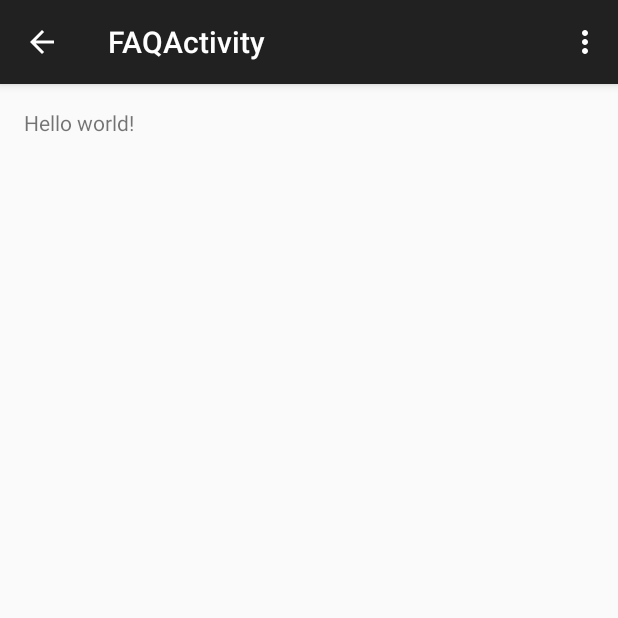
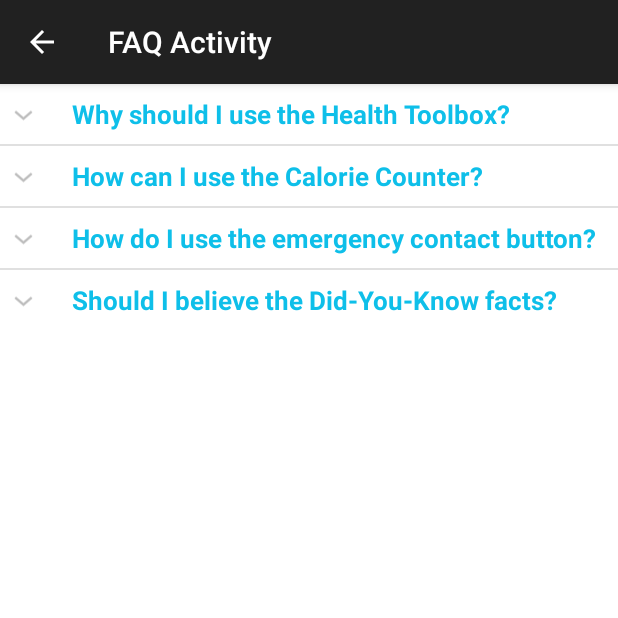
Before and after one commit to MadReza/ETSChallenge, an Android app: the FAQActivity screen opened directly, with no data from a screen before it, on a phone screen of 412 x 824 dp, the top half of it. Run offline under Robolectric (Android 15) with nearby library versions, the light colour scheme and no system bars.

Commit message:
Added FAQ ui and populated it

```diff
--- a/APP/app/src/main/java/scs/resistors/firstresponder/FAQActivity.java
+++ b/APP/app/src/main/java/scs/resistors/firstresponder/FAQActivity.java
@@ -1,39 +1,170 @@
 package scs.resistors.firstresponder;
 
+import android.content.Context;
+import android.graphics.Typeface;
+import android.os.Bundle;
 import android.support.v7.app.ActionBarActivity;
-import android.os.Bundle;
-import android.view.Menu;
-import android.view.MenuItem;
+import android.view.LayoutInflater;
+import android.view.View;
+import android.view.ViewGroup;
+import android.widget.BaseExpandableListAdapter;
+import android.widget.ExpandableListView;
+import android.widget.TextView;
+
+import java.util.ArrayList;
+import java.util.HashMap;
+import java.util.List;
 
 
 public class FAQActivity extends ActionBarActivity {
+
+
+    ExpandableListAdapter listAdapter;
+    ExpandableListView expListView;
+    List<String> listDataHeader;
+    HashMap<String, List<String>> listDataChild;
 
     @Override
     protected void onCreate(Bundle savedInstanceState) {
         super.onCreate(savedInstanceState);
         setContentView(R.layout.activity_faq);
+
+        // get the listview
+        expListView = (ExpandableListView) findViewById(R.id.expandableListViewFAQ);
+
+        // preparing list data
+        prepareListData();
+
+        listAdapter = new ExpandableListAdapter(this, listDataHeader, listDataChild);
+
+        // setting list adapter
+        expListView.setAdapter(listAdapter);
+
     }
 
+    /*
+    * Preparing the list data
+    */
+    private void prepareListData() {
+        listDataHeader = new ArrayList<String>();
+        listDataChild = new HashMap<String, List<String>>();
 
-    @Override
-    public boolean onCreateOptionsMenu(Menu menu) {
-        // Inflate the menu; this adds items to the action bar if it is present.
-        getMenuInflater().inflate(R.menu.menu_faq, menu);
-        return true;
+        // Adding child data
+        listDataHeader.add("Why should I use the Health Toolbox?");
+        listDataHeader.add("How can I use the Calorie Counter?");
+        listDataHeader.add("How do I use the emergency contact button?");
+        listDataHeader.add("Should I believe the Did-You-Know facts?");
+
+        // Adding child data
+        List<String> list1 = new ArrayList<String>();
+        list1.add("So that in the event of an emergency you have a quick and reliable way or notifying loved ones as well as authorities of your GPS location.");
+
+        List<String> list2 = new ArrayList<String>();
+        list2.add("The Calorie Counter keeps track of the number of calories you burn doing numerous exercises and activities during the day, based on your own personal data.");
+
+        List<String> list3 = new ArrayList<String>();
+        list3.add("After setting up your emergency contacts, you will be able to probably notify loved ones of your location in the event of an emergency. You will also be able to easily and quickly give emergency services important health information about you such as allergies and medication you are currently on.");
+
+        List<String> list4 = new ArrayList<String>();
+        list4.add("Probably not.");
+
+        listDataChild.put(listDataHeader.get(0), list1); // Header, Child data
+        listDataChild.put(listDataHeader.get(1), list2);
+        listDataChild.put(listDataHeader.get(2), list3);
+        listDataChild.put(listDataHeader.get(3), list4);
     }
 
-    @Override
-    public boolean onOptionsItemSelected(MenuItem item) {
-        // Handle action bar item clicks here. The action bar will
-        // automatically handle clicks on the Home/Up button, so long
-        // as you specify a parent activity in AndroidManifest.xml.
-        int id = item.getItemId();
+    private class ExpandableListAdapter extends BaseExpandableListAdapter {
 
-        //noinspection SimplifiableIfStatement
-        if (id == R.id.action_settings) {
+        private Context _context;
+        private List<String> _listDataHeader; // header titles
+        // child data in format of header title, child title
+        private HashMap<String, List<String>> _listDataChild;
+
+        public ExpandableListAdapter(Context context, List<String> listDataHeader,
+                                     HashMap<String, List<String>> listChildData) {
+            this._context = context;
+            this._listDataHeader = listDataHeader;
+            this._listDataChild = listChildData;
+        }
+
+        @Override
+        public Object getChild(int groupPosition, int childPosititon) {
+            return this._listDataChild.get(this._listDataHeader.get(groupPosition))
+                    .get(childPosititon);
+        }
+
+        @Override
+        public long getChildId(int groupPosition, int childPosition) {
+            return childPosition;
+        }
+
+        @Override
+        public View getChildView(int groupPosition, final int childPosition,
+                                 boolean isLastChild, View convertView, ViewGroup parent) {
+
+            final String childText = (String) getChild(groupPosition, childPosition);
+
+            if (convertView == null) {
+                LayoutInflater infalInflater = (LayoutInflater) this._context
+                        .getSystemService(Context.LAYOUT_INFLATER_SERVICE);
+                convertView = infalInflater.inflate(R.layout.faq_list_item, null);
+            }
+
+            TextView txtListChild = (TextView) convertView
+                    .findViewById(R.id.lblListItem);
+
+            txtListChild.setText(childText);
+            return convertView;
+        }
+
+        @Override
+        public int getChildrenCount(int groupPosition) {
+            return this._listDataChild.get(this._listDataHeader.get(groupPosition))
+                    .size();
+        }
+
+        @Override
+        public Object getGroup(int groupPosition) {
+            return this._listDataHeader.get(groupPosition);
+        }
+
+        @Override
+        public int getGroupCount() {
+            return this._listDataHeader.size();
+        }
+
+        @Override
+        public long getGroupId(int groupPosition) {
+            return groupPosition;
+        }
+
+        @Override
+        public View getGroupView(int groupPosition, boolean isExpanded,
+                                 View convertView, ViewGroup parent) {
+            String headerTitle = (String) getGroup(groupPosition);
+            if (convertView == null) {
+                LayoutInflater infalInflater = (LayoutInflater) this._context
+                        .getSystemService(Context.LAYOUT_INFLATER_SERVICE);
+                convertView = infalInflater.inflate(R.layout.list_group, null);
+            }
+
+            TextView lblListHeader = (TextView) convertView
+                    .findViewById(R.id.lblListHeader);
+            lblListHeader.setTypeface(null, Typeface.BOLD);
+            lblListHeader.setText(headerTitle);
+
+            return convertView;
+        }
+
+        @Override
+        public boolean hasStableIds() {
+            return false;
+        }
+
+        @Override
+        public boolean isChildSelectable(int groupPosition, int childPosition) {
             return true;
         }
-
-        return super.onOptionsItemSelected(item);
     }
 }
--- a/APP/app/src/main/java/scs/resistors/firstresponder/MainActivity.java
+++ b/APP/app/src/main/java/scs/resistors/firstresponder/MainActivity.java
@@ -68,8 +68,8 @@ public class MainActivity extends ActionBarActivity {
         FAQImageView.setOnClickListener(new View.OnClickListener() {
             @Override
             public void onClick(View view) {
-                //Intent intent = new Intent(getApplicationContext(), FAQActivity.class);
-                //startActivity(intent);
+                Intent intent = new Intent(getApplicationContext(), FAQActivity.class);
+                startActivity(intent);
             }
         });
     }
--- a/APP/app/src/main/res/layout/activity_faq.xml
+++ b/APP/app/src/main/res/layout/activity_faq.xml
@@ -2,15 +2,14 @@
                 xmlns:tools="http://schemas.android.com/tools"
                 android:layout_width="match_parent"
                 android:layout_height="match_parent"
-                android:paddingLeft="@dimen/activity_horizontal_margin"
-                android:paddingRight="@dimen/activity_horizontal_margin"
-                android:paddingTop="@dimen/activity_vertical_margin"
-                android:paddingBottom="@dimen/activity_vertical_margin"
+                android:background="#ffffff"
                 tools:context="scs.resistors.firstresponder.FAQActivity">
 
-    <TextView
-        android:text="@string/hello_world"
+    <ExpandableListView
         android:layout_width="wrap_content"
-        android:layout_height="wrap_content"/>
-
+        android:layout_height="wrap_content"
+        android:id="@+id/expandableListViewFAQ"
+        android:layout_centerVertical="true"
+        android:layout_alignParentTop="true"
+         />
 </RelativeLayout>
--- /dev/null
+++ b/APP/app/src/main/res/layout/list_group.xml
@@ -0,0 +1,18 @@
+<?xml version="1.0" encoding="utf-8"?>
+<LinearLayout xmlns:android="http://schemas.android.com/apk/res/android"
+    android:layout_width="fill_parent"
+    android:layout_height="wrap_content"
+    android:orientation="vertical"
+    android:padding="8dp"
+    android:background="#ffffff">
+
+
+    <TextView
+        android:id="@+id/lblListHeader"
+        android:layout_width="fill_parent"
+        android:layout_height="wrap_content"
+        android:paddingLeft="?android:attr/expandableListPreferredItemPaddingLeft"
+        android:textSize="17dp"
+        android:textColor="#0EBFE9" />
+
+</LinearLayout>
--- a/APP/app/src/main/res/values/strings.xml
+++ b/APP/app/src/main/res/values/strings.xml
@@ -27,7 +27,7 @@
     <string name="calorie_title">Input your activities of the day:</string>
     <string name="calorie_total">Your total calories burnt:</string>
     <string name="calorie_add">Add Activity</string>
-    <string name="title_activity_faq">FAQActivity</string>
-    <string name="title_activity_personalize_me">PersonalizeMe</string>
+    <string name="title_activity_faq">FAQ Activity</string>
+    <string name="title_activity_personalize_me">Personalize Me</string>
 
 </resources>
```
Also changed, not shown: APP/app/src/main/res/layout/faq_list_item.xml (added, +17 -0 lines).
